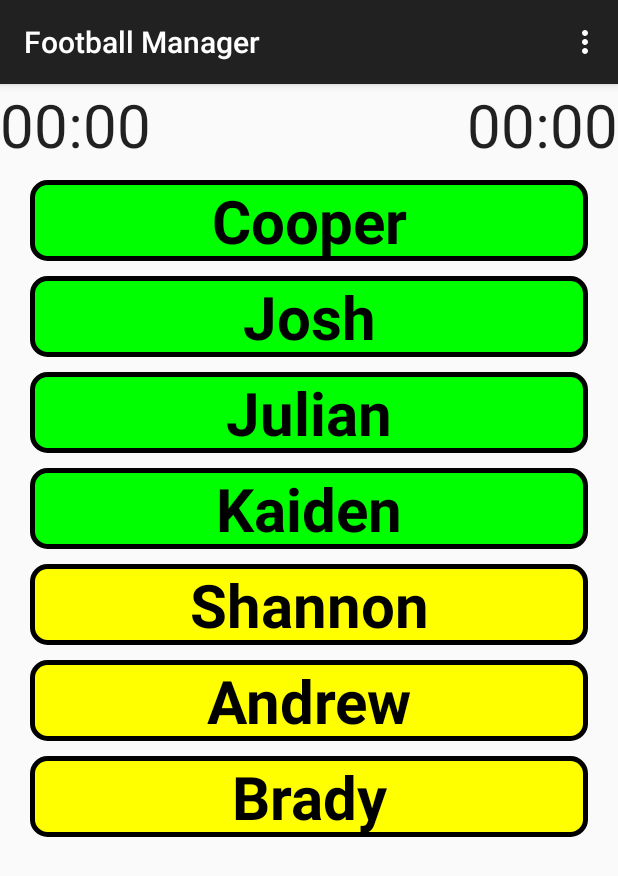
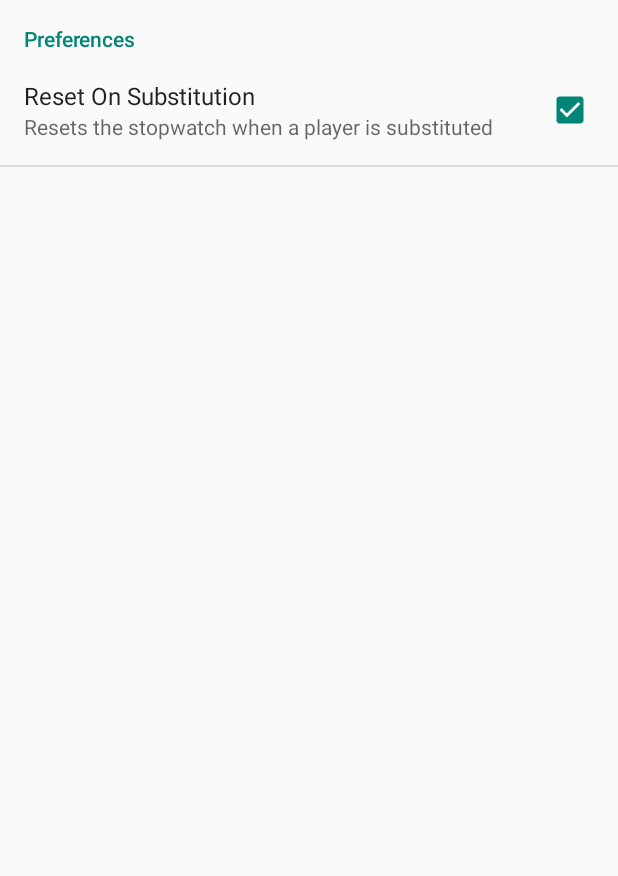
Before and after one commit to aardmark/footballmanager, an Android app: the screen it shows after launch (MainActivity before the commit, SettingsActivity after it), in the options menu, after a tap on "Settings", on a phone screen of 412 x 824 dp. Shown: the top 876 px of the screen. Run offline under Robolectric (Android 15) with nearby library versions, the phone set to English and light mode, and no system bars.

Commit message:
added settings menu

```diff
--- a/app/src/main/AndroidManifest.xml
+++ b/app/src/main/AndroidManifest.xml
@@ -17,6 +17,10 @@
                 <category android:name="android.intent.category.LAUNCHER" />
             </intent-filter>
         </activity>
+        <activity
+            android:name=".SettingsActivity"
+            android:label="@string/app_name" >
+        </activity>
     </application>
 
 </manifest>
--- a/app/src/main/java/au/net/mjktech/footballmanager/MainActivity.java
+++ b/app/src/main/java/au/net/mjktech/footballmanager/MainActivity.java
@@ -1,6 +1,9 @@
 package au.net.mjktech.footballmanager;
 
+import android.content.Intent;
+import android.content.SharedPreferences;
 import android.os.Bundle;
+import android.preference.PreferenceManager;
 import android.support.v7.app.ActionBarActivity;
 import android.view.Menu;
 import android.view.MenuItem;
@@ -8,17 +11,23 @@ import android.view.View;
 import android.view.WindowManager;
 import android.widget.AdapterView;
 import android.widget.ListView;
+import android.widget.Toast;
+
 import java.util.ArrayList;
 import java.util.Collections;
 
 public class MainActivity extends ActionBarActivity {
     static final String SQUAD = "squad";
-    static final boolean resetOnSub = true;
+    static boolean resetOnSubstitution = true;
 
     @Override
     protected void onCreate(Bundle savedInstanceState) {
         super.onCreate(savedInstanceState);
         setContentView(R.layout.activity_main);
+
+        PreferenceManager.setDefaultValues(this, R.xml.preferences, false);
+        SharedPreferences sharedPref = PreferenceManager.getDefaultSharedPreferences(this);
+        resetOnSubstitution = sharedPref.getBoolean("reset_on_substitution_preference", true);
 
         final ArrayList<Player> squad;
         final PlayerArrayAdapter adapter;
@@ -40,7 +49,7 @@ public class MainActivity extends ActionBarActivity {
                 squad.add(squad.remove(position));
                 Collections.sort(squad);
                 adapter.notifyDataSetChanged();
-                if (resetOnSub) ((Stopwatch) findViewById(R.id.stopwatch)).reset();
+                if (resetOnSubstitution) ((Stopwatch) findViewById(R.id.stopwatch)).reset();
             }
         });
         playerListView.setOnItemLongClickListener(new AdapterView.OnItemLongClickListener() {
@@ -55,6 +64,12 @@ public class MainActivity extends ActionBarActivity {
             }
         });
         getWindow().addFlags(WindowManager.LayoutParams.FLAG_KEEP_SCREEN_ON);
+
+        CharSequence text = resetOnSubstitution ? "Resetting on subs" : "Not Resetting on subs";
+        int duration = Toast.LENGTH_SHORT;
+
+        Toast toast = Toast.makeText(this, text, duration);
+        toast.show();
     }
 
     @Override
@@ -101,6 +116,17 @@ public class MainActivity extends ActionBarActivity {
         return super.onOptionsItemSelected(item);
     }
 
+    public void showPreferences(MenuItem item) {
+        switch (item.getItemId()) {
+            case R.id.action_settings:
+                Intent i = new Intent(this, SettingsActivity.class);
+                startActivity(i);
+                return;
+            default:
+                return;
+        }
+    }
+
     private ArrayList<Player> AssembleSquad() {
         ArrayList<Player> ret = new ArrayList<>();
         ret.add(new Player("Andrew"));
--- /dev/null
+++ b/app/src/main/java/au/net/mjktech/footballmanager/SettingsActivity.java
@@ -0,0 +1,16 @@
+package au.net.mjktech.footballmanager;
+
+import android.app.Activity;
+import android.os.Bundle;
+
+public class SettingsActivity extends Activity {
+    @Override
+    protected void onCreate(Bundle savedInstanceState) {
+        super.onCreate(savedInstanceState);
+
+        // Display the fragment as the main content.
+        getFragmentManager().beginTransaction()
+                .replace(android.R.id.content, new SettingsFragment())
+                .commit();
+    }
+}
--- /dev/null
+++ b/app/src/main/java/au/net/mjktech/footballmanager/SettingsFragment.java
@@ -0,0 +1,14 @@
+package au.net.mjktech.footballmanager;
+
+import android.os.Bundle;
+import android.preference.PreferenceFragment;
+
+public class SettingsFragment extends PreferenceFragment {
+    @Override
+    public void onCreate(Bundle savedInstanceState) {
+        super.onCreate(savedInstanceState);
+
+        // Load the preferences from an XML resource
+        addPreferencesFromResource(R.xml.preferences);
+    }
+}
--- a/app/src/main/res/menu/menu_main.xml
+++ b/app/src/main/res/menu/menu_main.xml
@@ -2,5 +2,5 @@
     xmlns:app="http://schemas.android.com/apk/res-auto"
     xmlns:tools="http://schemas.android.com/tools" tools:context=".MainActivity">
     <item android:id="@+id/action_settings" android:title="@string/action_settings"
-        android:orderInCategory="100" app:showAsAction="never" />
+        android:orderInCategory="100" app:showAsAction="never" android:onClick="showPreferences" />
 </menu>
--- /dev/null
+++ b/app/src/main/res/xml/preferences.xml
@@ -0,0 +1,14 @@
+<?xml version="1.0" encoding="utf-8"?>
+<PreferenceScreen xmlns:android="http://schemas.android.com/apk/res/android">
+    <PreferenceCategory
+        android:title="Preferences">
+
+        <CheckBoxPreference
+            android:key="reset_on_substitution_preference"
+            android:title="Reset On Substitution"
+            android:summary="Resets the stopwatch when a player is substituted"
+            android:defaultValue="true" />
+
+    </PreferenceCategory>
+
+</PreferenceScreen>
```
